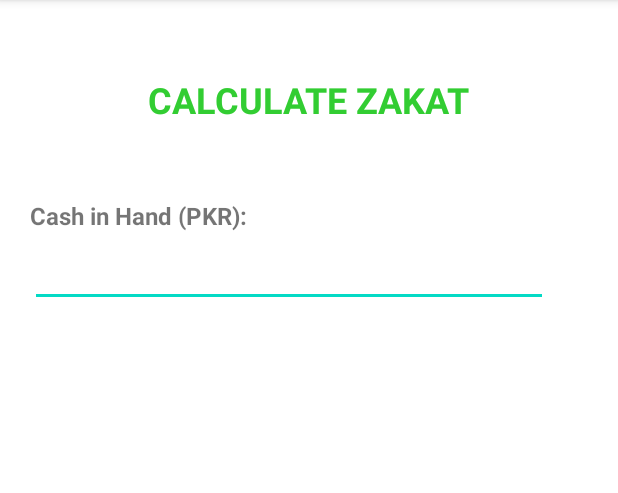
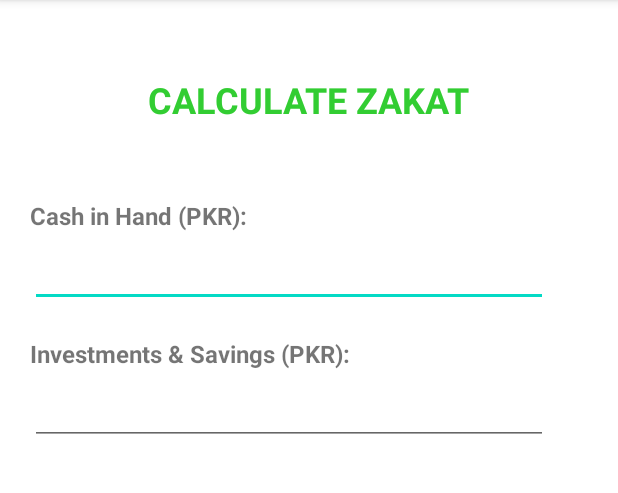
Before and after one commit to rmahmadkhan/zakat-calculator, an Android app: the screen it shows after launch (MainActivity), on a phone screen of 412 x 824 dp, the part 84-577 px from its top. Run offline under Robolectric (Android 15) with nearby library versions, the phone set to English and light mode, and no system bars.

Commit message:
Added textViewSavings & editTextSavings

```diff
--- a/app/src/main/res/layout/activity_main.xml
+++ b/app/src/main/res/layout/activity_main.xml
@@ -47,4 +47,31 @@
         app:layout_constraintStart_toStartOf="parent"
         app:layout_constraintTop_toBottomOf="@+id/textViewCashInHand" />
 
+    <TextView
+        android:id="@+id/textViewSavings"
+        android:layout_width="wrap_content"
+        android:layout_height="wrap_content"
+        android:layout_marginStart="20dp"
+        android:layout_marginTop="20dp"
+        android:text="Investments &amp; Savings (PKR):"
+        android:textSize="16sp"
+        android:textStyle="bold"
+        app:layout_constraintStart_toStartOf="parent"
+        app:layout_constraintTop_toBottomOf="@+id/editTextCashInHand" />
+
+    <EditText
+        android:id="@+id/editTextSavings"
+        android:layout_width="345dp"
+        android:layout_height="40dp"
+        android:layout_marginStart="20dp"
+        android:layout_marginTop="10dp"
+        android:ems="10"
+        android:hint="0"
+        android:inputType="number"
+        android:text="0"
+        android:textColor="#FFFFFF"
+        android:textColorHint="#FFFFFF"
+        app:layout_constraintStart_toStartOf="parent"
+        app:layout_constraintTop_toBottomOf="@+id/textViewSavings" />
+
 </androidx.constraintlayout.widget.ConstraintLayout>
```
